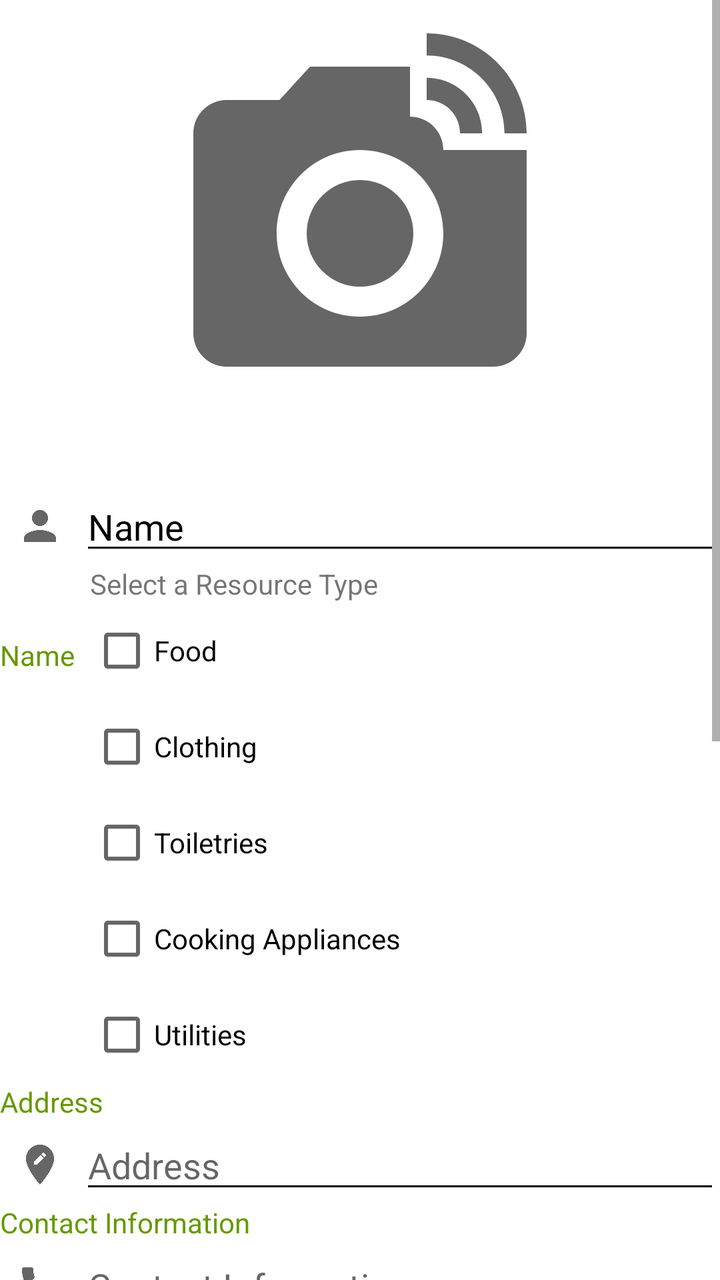
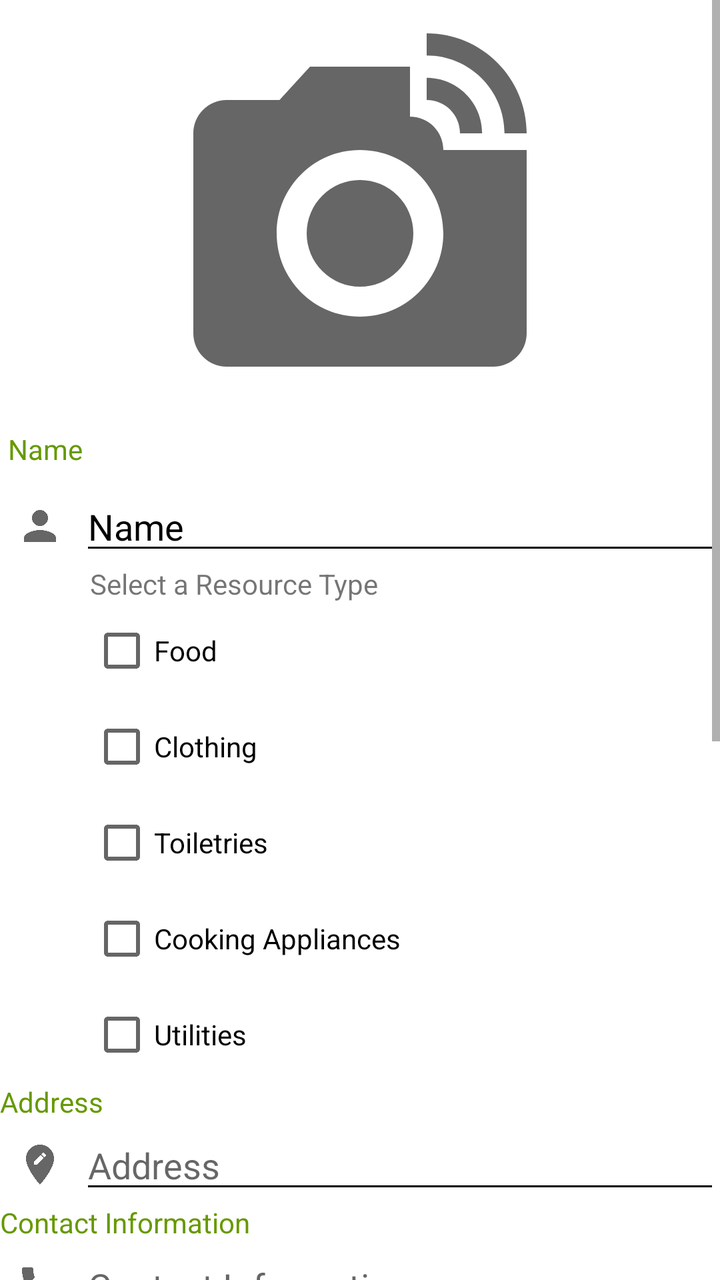

Compare the two renders of this Android layout. The source of the first and the diff that turns it into the second are given below.
<!-- AndroidManifest.xml: application theme Theme.CrisisManagement -->
<!-- res/layout/activity_post_resources.xml -->
<?xml version="1.0" encoding="utf-8"?>
<RelativeLayout xmlns:android="http://schemas.android.com/apk/res/android"
    xmlns:app="http://schemas.android.com/apk/res-auto"
    xmlns:tools="http://schemas.android.com/tools"
    android:layout_width="match_parent"
    android:layout_height="match_parent"
    tools:context=".PostResources">

    <ScrollView
        android:layout_width="match_parent"
        android:layout_height="wrap_content"
        android:id="@+id/scroll"
        android:fillViewport="true"
        android:layout_alignParentTop="true"
        android:layout_alignParentStart="true">
        <RelativeLayout
            android:layout_width="match_parent"
            android:layout_height="wrap_content"
            android:id="@+id/postGen"
            android:fillViewport="true"
            >


            <ImageView
                android:id="@+id/imageView_PhotoSlot"
                android:layout_width="match_parent"
                android:layout_height="200dp"
                android:layout_alignParentTop="true"
                android:layout_centerHorizontal="true"
                app:srcCompat="@drawable/ic_linked_camera_black_24dp" />

            <EditText
                android:layout_width="320dp"
                android:layout_height="wrap_content"
                android:inputType="textPersonName"
                android:hint="Name"
                android:ems="10"
                android:layout_marginTop="41dp"
                android:id="@+id/editText_Name"
                android:layout_below="@+id/imageView_PhotoSlot"
                android:layout_alignParentEnd="true"
                android:textColorHint="@android:color/black"
                android:textColorLink="@android:color/holo_green_light"
                android:textColorHighlight="@android:color/holo_green_light"
                android:backgroundTint="@android:color/black" />

            <EditText
                android:id="@+id/editText_Address"
                android:layout_width="320dp"
                android:layout_height="wrap_content"
                android:layout_below="@+id/textView_address"

                android:layout_alignParentEnd="true"

                android:backgroundTint="@android:color/black"
                android:ems="10"
                android:hint="Address"
                android:inputType="textPostalAddress"
                android:textColorLink="@android:color/holo_green_light" />

            <EditText
                android:id="@+id/editText_ContactInfo"
                android:layout_width="320dp"
                android:layout_height="wrap_content"
                android:layout_below="@+id/textView_contact"
                android:layout_alignParentEnd="true"
                android:backgroundTint="@android:color/black"
                android:ems="10"
                android:hint="Contact Information"
                android:inputType="phone"
                android:textColorLink="@android:color/holo_green_light" />

            <com.google.android.material.floatingactionbutton.FloatingActionButton
                android:id="@+id/floatingActionButton_postInfo"
                android:layout_width="wrap_content"
                android:layout_height="wrap_content"
                android:layout_below="@+id/selectRatingFive"
                android:layout_alignParentEnd="true"
                android:layout_marginTop="15dp"
                android:layout_marginEnd="25dp"
                android:clickable="true"
                app:fabSize="mini"
                app:srcCompat="@android:drawable/ic_input_add" />

            <ImageView
                android:layout_width="wrap_content"
                android:layout_height="wrap_content"
                app:srcCompat="@drawable/ic_person_black_24dp"
                android:layout_marginTop="10dp"
                android:layout_alignTop="@+id/editText_Name"
                android:id="@+id/imageView"
                android:layout_alignParentLeft="true"
                android:layout_toStartOf="@+id/editText_Name" />

            <ImageView
                android:id="@+id/imageView2"
                android:layout_width="wrap_content"
                android:layout_height="wrap_content"

                android:layout_alignTop="@+id/editText_Address"
                android:layout_alignParentLeft="true"
                android:layout_marginTop="10dp"
                android:layout_toStartOf="@+id/editText_Address"
                app:srcCompat="@drawable/ic_edit_location_black_24dp" />

            <ImageView
                android:layout_width="wrap_content"
                android:layout_height="wrap_content"
                app:srcCompat="@drawable/ic_call_black_24dp"

                android:layout_marginTop="10dp"
                android:layout_alignTop="@+id/editText_ContactInfo"
                android:layout_toStartOf="@+id/editText_ContactInfo"
                android:layout_alignParentLeft="true"
                android:id="@+id/imageView3" />

            <TextView
                android:text="Name"
                android:layout_width="wrap_content"
                android:layout_height="wrap_content"
                android:layout_alignParentTop="true"
                android:layout_alignParentStart="true"
                android:layout_marginTop="318dp"
                android:id="@+id/textView_Name"
                android:textColor="@android:color/holo_green_dark" />

            <TextView
                android:id="@+id/textView_address"
                android:layout_width="wrap_content"
                android:layout_height="wrap_content"
                android:layout_below="@+id/selectOptionUtilities"
                android:layout_alignStart="@+id/editText_Name"
                android:layout_alignParentStart="true"
                android:text="Address"
                android:textColor="@android:color/holo_green_dark" />

            <TextView
                android:id="@+id/textView_contact"
                android:layout_width="wrap_content"
                android:layout_height="wrap_content"

                android:layout_below="@+id/editText_Address"
                android:layout_alignStart="@+id/editText_Name"

                android:layout_alignParentStart="true"
                android:text="Contact Information"
                android:textColor="@android:color/holo_green_dark" />

            <TextView
                android:id="@+id/textView_item"
                android:layout_width="wrap_content"
                android:layout_height="wrap_content"

                android:layout_below="@+id/editText_ContactInfo"

                android:layout_alignStart="@+id/editText_Name"
                android:layout_alignParentStart="true"
                android:text="Items"
                android:textColor="@android:color/holo_green_dark" />

            <LinearLayout
                android:id="@+id/linearLayout_itemsList"
                android:layout_width="match_parent"
                android:layout_height="wrap_content"
                android:layout_below="@id/textView_item"
                android:orientation="vertical">

                <EditText
                    android:layout_width="match_parent"
                    android:layout_height="wrap_content"
                    android:id="@+id/editText_item_1"
                    android:hint="Item 1" />

                <EditText
                    android:layout_width="match_parent"
                    android:layout_height="wrap_content"
                    android:inputType="number"
                    android:id="@+id/editText_quantity_1"
                    android:hint="Quantity for Item 1"
                    />
            </LinearLayout>



            <TextView
                android:layout_width="wrap_content"
                android:layout_height="wrap_content"
                android:text="Add Item"
                android:id="@+id/textView_addItem"
                android:layout_below="@id/linearLayout_itemsList"
                android:layout_alignParentRight="true"
                />

            <TextView
                android:layout_width="wrap_content"
                android:layout_height="wrap_content"
                android:id="@+id/textResource"
                android:text="Select a Resource Type"
                android:layout_below="@+id/editText_Name"
                android:layout_marginStart="45dp"/>

            <CheckBox
                android:layout_width="wrap_content"
                android:layout_height="wrap_content"
                android:layout_below="@+id/textResource"
                android:text="Food"
                android:layout_marginStart="45dp"
                android:id="@+id/selectOptionFood"/>

            <CheckBox
                android:layout_width="wrap_content"
                android:layout_height="wrap_content"
                android:layout_below="@+id/selectOptionFood"
                android:text="Clothing"
                android:layout_marginStart="45dp"
                android:id="@+id/selectOptionClothing"/>

            <CheckBox
                android:layout_width="wrap_content"
                android:layout_height="wrap_content"
                android:layout_below="@+id/selectOptionClothing"
                android:text="Toiletries"
                android:layout_marginStart="45dp"
                android:id="@+id/selectOptionToiletries"/>

            <CheckBox
                android:layout_width="wrap_content"
                android:layout_height="wrap_content"
                android:layout_below="@+id/selectOptionToiletries"
                android:text="Cooking Appliances"
                android:layout_marginStart="45dp"
                android:id="@+id/selectOptionCooking"/>

            <CheckBox
                android:layout_width="wrap_content"
                android:layout_height="wrap_content"
                android:layout_below="@+id/selectOptionCooking"
                android:text="Utilities"
                android:layout_marginStart="45dp"
                android:id="@+id/selectOptionUtilities"/>

            <TextView
                android:id="@+id/textView_ratings"
                android:layout_width="wrap_content"
                android:layout_height="wrap_content"
                android:layout_below="@id/textView_addItem"
                android:text="Please select a Rating" />


            <CheckBox
                android:layout_width="wrap_content"
                android:layout_height="wrap_content"
                android:layout_below="@+id/textView_ratings"
                android:text="One"
                android:layout_marginStart="45dp"
                android:id="@+id/selectRatingOne"/>

            <CheckBox
                android:layout_width="wrap_content"
                android:layout_height="wrap_content"
                android:layout_below="@+id/selectRatingOne"
                android:text="Two"
                android:layout_marginStart="45dp"
                android:id="@+id/selectRatingTwo"/>

            <CheckBox
                android:layout_width="wrap_content"
                android:layout_height="wrap_content"
                android:layout_below="@+id/selectRatingTwo"
                android:text="Three"
                android:layout_marginStart="45dp"
                android:id="@+id/selectRatingThree"/>

            <CheckBox
                android:layout_width="wrap_content"
                android:layout_height="wrap_content"
                android:layout_below="@+id/selectRatingThree"
                android:text="Four"
                android:layout_marginStart="45dp"
                android:id="@+id/selectRatingFour"/>

            <CheckBox
                android:layout_width="wrap_content"
                android:layout_height="wrap_content"
                android:layout_below="@+id/selectRatingFour"
                android:text="Five"
                android:layout_marginStart="45dp"
                android:id="@+id/selectRatingFive"/>




        </RelativeLayout>

    </ScrollView>

</RelativeLayout>
<!-- resources referenced by this layout -->
<resources>
  <!-- drawable ic_call_black_24dp (drawable) -->
  <vector xmlns:android="http://schemas.android.com/apk/res/android"
      android:width="24dp"
      android:height="24dp"
      android:viewportWidth="24"
      android:viewportHeight="24"
      android:tint="?attr/colorControlNormal">
    <path
        android:fillColor="@android:color/white"
        android:pathData="M20.01,15.38c-1.23,0 -2.42,-0.2 -3.53,-0.56 -0.35,-0.12 -0.74,-0.03 -1.01,0.24l-1.57,1.97c-2.83,-1.35 -5.48,-3.9 -6.89,-6.83l1.95,-1.66c0.27,-0.28 0.35,-0.67 0.24,-1.02 -0.37,-1.11 -0.56,-2.3 -0.56,-3.53 0,-0.54 -0.45,-0.99 -0.99,-0.99H4.19C3.65,3 3,3.24 3,3.99 3,13.28 10.73,21 20.01,21c0.71,0 0.99,-0.63 0.99,-1.18v-3.45c0,-0.54 -0.45,-0.99 -0.99,-0.99z"/>
  </vector>
  <!-- drawable ic_edit_location_black_24dp (drawable) -->
  <vector xmlns:android="http://schemas.android.com/apk/res/android"
      android:width="24dp"
      android:height="24dp"
      android:viewportWidth="24"
      android:viewportHeight="24"
      android:tint="?attr/colorControlNormal">
    <path
        android:fillColor="@android:color/white"
        android:pathData="M12,2C8.14,2 5,5.14 5,9c0,5.25 7,13 7,13s7,-7.75 7,-13c0,-3.86 -3.14,-7 -7,-7zM10.44,12L9,12v-1.44l3.35,-3.34 1.43,1.43L10.44,12zM14.89,7.55l-0.7,0.7 -1.44,-1.44 0.7,-0.7c0.15,-0.15 0.39,-0.15 0.54,0l0.9,0.9c0.15,0.15 0.15,0.39 0,0.54z"/>
  </vector>
  <!-- drawable ic_linked_camera_black_24dp (drawable) -->
  <vector xmlns:android="http://schemas.android.com/apk/res/android"
      android:width="24dp"
      android:height="24dp"
      android:viewportWidth="24"
      android:viewportHeight="24"
      android:tint="?attr/colorControlNormal">
    <path
        android:fillColor="@android:color/white"
        android:pathData="M12,14m-3.2,0a3.2,3.2 0,1 1,6.4 0a3.2,3.2 0,1 1,-6.4 0"/>
    <path
        android:fillColor="@android:color/white"
        android:pathData="M16,3.33c2.58,0 4.67,2.09 4.67,4.67H22c0,-3.31 -2.69,-6 -6,-6v1.33M16,6c1.11,0 2,0.89 2,2h1.33c0,-1.84 -1.49,-3.33 -3.33,-3.33V6"/>
    <path
        android:fillColor="@android:color/white"
        android:pathData="M17,9c0,-1.11 -0.89,-2 -2,-2L15,4L9,4L7.17,6L4,6c-1.1,0 -2,0.9 -2,2v12c0,1.1 0.9,2 2,2h16c1.1,0 2,-0.9 2,-2L22,9h-5zM12,19c-2.76,0 -5,-2.24 -5,-5s2.24,-5 5,-5 5,2.24 5,5 -2.24,5 -5,5z"/>
  </vector>
  <!-- drawable ic_person_black_24dp (drawable) -->
  <vector xmlns:android="http://schemas.android.com/apk/res/android"
      android:width="24dp"
      android:height="24dp"
      android:viewportWidth="24"
      android:viewportHeight="24"
      android:tint="?attr/colorControlNormal">
    <path
        android:fillColor="@android:color/white"
        android:pathData="M12,12c2.21,0 4,-1.79 4,-4s-1.79,-4 -4,-4 -4,1.79 -4,4 1.79,4 4,4zM12,14c-2.67,0 -8,1.34 -8,4v2h16v-2c0,-2.66 -5.33,-4 -8,-4z"/>
  </vector>
  <style name="Theme.CrisisManagement" parent="Theme.MaterialComponents.DayNight.DarkActionBar">
          
          <item name="colorPrimary">@color/purple_500</item>
          <item name="colorPrimaryVariant">@color/purple_700</item>
          <item name="colorOnPrimary">@color/white</item>
          
          <item name="colorSecondary">@color/teal_200</item>
          <item name="colorSecondaryVariant">@color/teal_700</item>
          <item name="colorOnSecondary">@color/black</item>
          
          <item name="android:statusBarColor" tools:targetApi="l">?attr/colorPrimaryVariant</item>
          
      </style>
  <color name="purple_500">#FF6200EE</color>
  <color name="purple_700">#FF3700B3</color>
  <color name="white">#FFFFFFFF</color>
  <color name="teal_200">#FF03DAC5</color>
  <color name="teal_700">#FF018786</color>
  <color name="black">#FF000000</color>
</resources>

<!-- the commit's change to res/layout/activity_post_resources.xml (unified diff, before → after) -->
@@ -30,19 +30,19 @@
                 app:srcCompat="@drawable/ic_linked_camera_black_24dp" />
 
             <EditText
+                android:id="@+id/editText_Name"
                 android:layout_width="320dp"
                 android:layout_height="wrap_content"
+                android:layout_below="@+id/imageView_PhotoSlot"
+                android:layout_alignParentEnd="true"
+                android:layout_marginTop="41dp"
+                android:backgroundTint="@android:color/black"
+                android:ems="10"
+                android:hint="Name"
                 android:inputType="textPersonName"
-                android:hint="Name"
-                android:ems="10"
-                android:layout_marginTop="41dp"
-                android:id="@+id/editText_Name"
-                android:layout_below="@+id/imageView_PhotoSlot"
-                android:layout_alignParentEnd="true"
+                android:textColorHighlight="@android:color/holo_green_light"
                 android:textColorHint="@android:color/black"
-                android:textColorLink="@android:color/holo_green_light"
-                android:textColorHighlight="@android:color/holo_green_light"
-                android:backgroundTint="@android:color/black" />
+                android:textColorLink="@android:color/holo_green_light" />
 
             <EditText
                 android:id="@+id/editText_Address"
@@ -83,14 +83,14 @@
                 app:srcCompat="@android:drawable/ic_input_add" />
 
             <ImageView
-                android:layout_width="wrap_content"
-                android:layout_height="wrap_content"
-                app:srcCompat="@drawable/ic_person_black_24dp"
+                android:id="@+id/imageView"
+                android:layout_width="wrap_content"
+                android:layout_height="wrap_content"
+                android:layout_alignTop="@+id/editText_Name"
+                android:layout_alignParentLeft="true"
                 android:layout_marginTop="10dp"
-                android:layout_alignTop="@+id/editText_Name"
-                android:id="@+id/imageView"
-                android:layout_alignParentLeft="true"
-                android:layout_toStartOf="@+id/editText_Name" />
+                android:layout_toStartOf="@+id/editText_Name"
+                app:srcCompat="@drawable/ic_person_black_24dp" />
 
             <ImageView
                 android:id="@+id/imageView2"
@@ -115,13 +115,14 @@
                 android:id="@+id/imageView3" />
 
             <TextView
+                android:id="@+id/textView_Name"
+                android:layout_width="wrap_content"
+                android:layout_height="wrap_content"
+                android:layout_alignParentStart="true"
+                android:layout_alignParentTop="true"
+                android:layout_marginStart="4dp"
+                android:layout_marginTop="215dp"
                 android:text="Name"
-                android:layout_width="wrap_content"
-                android:layout_height="wrap_content"
-                android:layout_alignParentTop="true"
-                android:layout_alignParentStart="true"
-                android:layout_marginTop="318dp"
-                android:id="@+id/textView_Name"
                 android:textColor="@android:color/holo_green_dark" />
 
             <TextView
